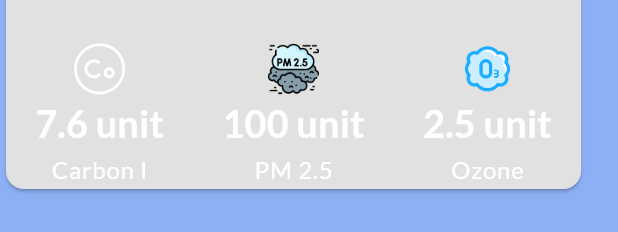
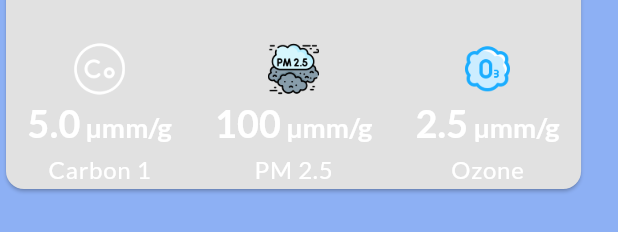
Before and after one commit to dev-logik/WetinWeather, a Flutter app: the AirQualitySummary widget shown alone on an empty page, opened directly, on a phone screen of 412 x 824 dp. Shown: the part 423-655 px from the top of the screen. Run offline on Flutter 3.47's test engine with Material 3 defaults, Android fonts, the phone set to English and light mode, and no system bars; drawn by our look-alikes of syncfusion_flutter_gauges; our stand-ins replace flutter_bloc, flutter_screenutil, font_awesome_flutter, go_router, google_fonts, lottie and 1 more.

Commit message:
Componentized the air quality parameters on the weather summary card by creating the aq_summary_parameter.dart

```diff
--- a/lib/presentation/components/air_quality_summary.dart
+++ b/lib/presentation/components/air_quality_summary.dart
@@ -1,3 +1,4 @@
+import 'package:bloc_app/presentation/components/aq_summary_parameter.dart';
 import 'package:bloc_app/utilities/assets_path_constants.dart';
 import 'package:bloc_app/utilities/helper_funtions.dart';
 import 'package:bloc_app/utilities/sizedbox_constants.dart';
@@ -29,9 +30,24 @@ class AirQualitySummary extends StatelessWidget {
             Row(
               mainAxisAlignment: MainAxisAlignment.spaceAround,
               children: <Widget>[
-                monoxide_stats(context, textTheme),
-                pm25Stats(context, textTheme),
-                ozoneStats(context, textTheme)
+                AirQualitySummaryParameter(
+                  aqIconPath: AssetPath.coIcon,
+                  aqParameterName: 'Carbon 1',
+                  aqParameterUnit: ' µmm/g',
+                  aqParameterValue: 5.0.toString(),
+                ),
+                AirQualitySummaryParameter(
+                  aqIconPath: AssetPath.pm25Icon,
+                  aqParameterName: 'PM 2.5',
+                  aqParameterValue: '100',
+                  aqParameterUnit: ' µmm/g',
+                ),
+                AirQualitySummaryParameter(
+                  aqIconPath: AssetPath.o3Icon,
+                  aqParameterName: 'Ozone',
+                  aqParameterValue: '2.5',
+                  aqParameterUnit: ' µmm/g',
+                ),
               ],
             ),
             // sizedH8,
@@ -112,117 +128,4 @@ class AirQualitySummary extends StatelessWidget {
       ),
     );
   }
-
-  Column ozoneStats(BuildContext context, TextTheme textTheme) {
-    return Column(
-      crossAxisAlignment: CrossAxisAlignment.center,
-      children: [
-        //Todo: Check if an icon can replace this.
-        //Todo: the values will be passed dynamically.
-        Image.asset(
-          AssetPath.o3Icon,
-          width: 30.w,
-          height: 30.w,
-        ),
-
-        RichText(
-          text: TextSpan(
-            text: '2.5',
-            style: isTabletPortrait(context)
-                ? textTheme.titleMedium?.copyWith(fontSize: 12.sp)
-                : textTheme.titleMedium?.copyWith(fontSize: 22.sp),
-            children: <InlineSpan>[
-              TextSpan(
-                text: ' unit',
-                style: isTabletPortrait(context)
-                    ? textTheme.titleMedium?.copyWith(fontSize: 12.sp)
-                    : textTheme.titleMedium?.copyWith(fontSize: 22.sp),
-              ),
-            ],
-          ),
-        ),
-        Text(
-          'Ozone',
-          style: isTabletPortrait(context)
-              ? textTheme.titleMedium?.copyWith(fontSize: 10.sp)
-              : null,
-        ),
-      ],
-    );
-  }
-
-  Column pm25Stats(BuildContext context, TextTheme textTheme) {
-    return Column(
-      crossAxisAlignment: CrossAxisAlignment.center,
-      children: [
-        //Todo: Check if an icon can replace this.
-        //Todo: the values will be passed dynamically.
-        Image.asset(
-          AssetPath.pm25Icon,
-          width: 30.w,
-          height: 30.w,
-        ),
-        RichText(
-          text: TextSpan(
-            text: '100',
-            style: isTabletPortrait(context)
-                ? textTheme.titleMedium?.copyWith(fontSize: 12.sp)
-                : textTheme.titleMedium?.copyWith(fontSize: 22.sp),
-            children: <InlineSpan>[
-              TextSpan(
-                text: ' unit',
-                style: isTabletPortrait(context)
-                    ? textTheme.titleMedium?.copyWith(fontSize: 12.sp)
-                    : textTheme.titleMedium?.copyWith(fontSize: 22.sp),
-              ),
-            ],
-          ),
-        ),
-        Text(
-          'PM 2.5',
-          style: isTabletPortrait(context)
-              ? textTheme.titleMedium?.copyWith(fontSize: 10.sp)
-              : null,
-        ),
-      ],
-    );
-  }
-
-  Column monoxide_stats(BuildContext context, TextTheme textTheme) {
-    return Column(
-      crossAxisAlignment: CrossAxisAlignment.center,
-      children: [
-        //Todo: Check if an icon can replace this.
-        //Todo: the values will be passed dynamically.
-        Image.asset(
-          AssetPath.coIcon,
-          width: 30.w,
-          height: 30.w,
-          color: Colors.white,
-        ),
-        RichText(
-          text: TextSpan(
-            text: '7.6',
-            style: isTabletPortrait(context)
-                ? textTheme.titleMedium?.copyWith(fontSize: 12.sp)
-                : textTheme.titleMedium?.copyWith(fontSize: 22.sp),
-            children: <InlineSpan>[
-              TextSpan(
-                text: ' unit',
-                style: isTabletPortrait(context)
-                    ? textTheme.titleMedium?.copyWith(fontSize: 12.sp)
-                    : textTheme.titleMedium?.copyWith(fontSize: 22.sp),
-              ),
-            ],
-          ),
-        ),
-        Text(
-          'Carbon I',
-          style: isTabletPortrait(context)
-              ? textTheme.titleMedium?.copyWith(fontSize: 10.sp)
-              : null,
-        ),
-      ],
-    );
-  }
 }
--- /dev/null
+++ b/lib/presentation/components/aq_summary_parameter.dart
@@ -0,0 +1,58 @@
+import 'package:bloc_app/utilities/helper_funtions.dart';
+import 'package:flutter/material.dart';
+import 'package:flutter_screenutil/flutter_screenutil.dart';
+
+class AirQualitySummaryParameter extends StatelessWidget {
+  const AirQualitySummaryParameter({
+    super.key,
+    required this.aqIconPath,
+    required this.aqParameterName,
+    required this.aqParameterValue,
+    required this.aqParameterUnit,
+  });
+
+  final String aqIconPath;
+  final String aqParameterName;
+  final String aqParameterValue;
+  final String aqParameterUnit;
+
+  @override
+  Widget build(BuildContext context) {
+    final textTheme = Theme.of(context).textTheme;
+    return Column(
+      crossAxisAlignment: CrossAxisAlignment.center,
+      children: [
+        //Todo: Check if an icon can replace this.
+        //Todo: the values will be passed dynamically.
+        Image.asset(
+          aqIconPath,
+          width: 30.w,
+          height: 30.w,
+          color: (aqParameterName == 'Carbon 1') ? Colors.white : null,
+        ),
+        RichText(
+          text: TextSpan(
+            text: aqParameterValue,
+            style: isTabletPortrait(context)
+                ? textTheme.titleMedium?.copyWith(fontSize: 12.sp)
+                : textTheme.titleMedium?.copyWith(fontSize: 22.sp),
+            children: <InlineSpan>[
+              TextSpan(
+                text: aqParameterUnit,
+                style: isTabletPortrait(context)
+                    ? textTheme.titleMedium?.copyWith(fontSize: 12.sp)
+                    : textTheme.titleMedium?.copyWith(fontSize: 16.sp),
+              ),
+            ],
+          ),
+        ),
+        Text(
+          aqParameterName,
+          style: isTabletPortrait(context)
+              ? textTheme.titleMedium?.copyWith(fontSize: 10.sp)
+              : null,
+        ),
+      ],
+    );
+  }
+}
```
